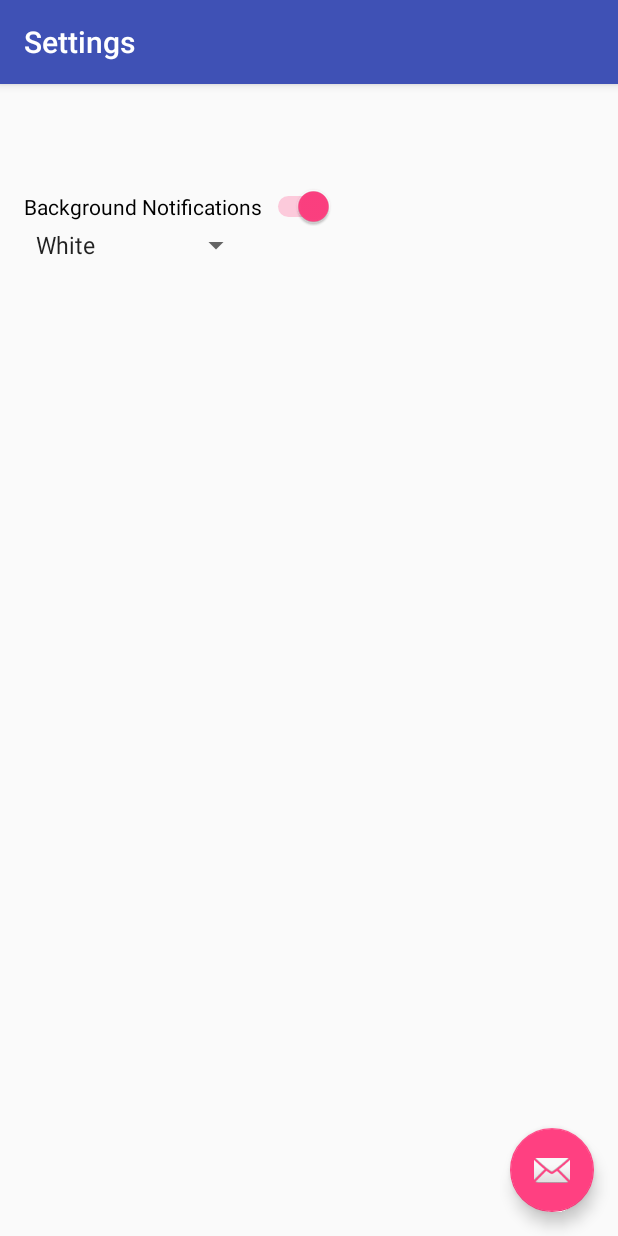
After one commit to zihaozhu0025/RedditTagNotifier, an Android app: the Settings screen opened directly, with no data from a screen before it, on a phone screen of 412 x 824 dp. The commit adds this screen. Run offline under Robolectric (Android 15) with nearby library versions, the phone set to English and light mode, and no system bars.

Commit message:
please work

```diff
--- a/app/build.gradle
+++ b/app/build.gradle
@@ -22,6 +22,7 @@ android {
 dependencies {
     compile fileTree(include: ['*.jar'], dir: 'libs')
     testCompile 'junit:junit:4.12'
+    compile project(':gson-2.6.2')
     compile 'com.android.support:appcompat-v7:23.2.0'
-    compile project(':gson-2.6.2')
+    compile 'com.android.support:design:23.2.0'
 }
--- /dev/null
+++ b/app/src/main/java/jzjiang/reddittagnotifier/Settings.java
@@ -0,0 +1,54 @@
+package jzjiang.reddittagnotifier;
+
+import android.os.Bundle;
+import android.support.design.widget.FloatingActionButton;
+import android.support.design.widget.Snackbar;
+import android.support.v7.app.AppCompatActivity;
+import android.support.v7.widget.Toolbar;
+import android.view.View;
+import android.widget.*;
+import android.util.*;
+
+public class Settings extends AppCompatActivity {
+
+    private final String TASK = "Settings";
+    @Override
+    protected void onCreate(Bundle savedInstanceState) {
+        super.onCreate(savedInstanceState);
+        setContentView(R.layout.activity_settings);
+        Toolbar toolbar = (Toolbar) findViewById(R.id.toolbar);
+        setSupportActionBar(toolbar);
+
+        FloatingActionButton fab = (FloatingActionButton) findViewById(R.id.fab);
+        fab.setOnClickListener(new View.OnClickListener() {
+            @Override
+            public void onClick(View view) {
+                Snackbar.make(view, "Replace with your own action", Snackbar.LENGTH_LONG)
+                        .setAction("Action", null).show();
+            }
+        });
+        Switch muteSwitch = (Switch)findViewById(R.id.MuteSwitch);
+        muteSwitch.setChecked(true);
+        muteSwitch.setOnCheckedChangeListener(new CompoundButton.OnCheckedChangeListener() {
+
+            @Override
+            public void onCheckedChanged(CompoundButton buttonView,
+                                         boolean isChecked) {
+
+                MainActivity.bgOn = isChecked;
+
+            }
+        });
+        Spinner bgSelect = (Spinner)findViewById(R.id.BackGroundSelect);
+        bgSelect.setOnItemSelectedListener(new AdapterView.OnItemSelectedListener() {
+            public void onItemSelected(AdapterView<?> parent, View v, int position, long id) {
+                MainActivity.currentBg = parent.getItemAtPosition(position).toString();
+            }
+
+            public void onNothingSelected(AdapterView<?> arg0) {
+
+            }
+        });
+    }
+
+}
--- /dev/null
+++ b/app/src/main/res/layout/activity_settings.xml
@@ -0,0 +1,34 @@
+<?xml version="1.0" encoding="utf-8"?>
+<android.support.design.widget.CoordinatorLayout xmlns:android="http://schemas.android.com/apk/res/android"
+    xmlns:app="http://schemas.android.com/apk/res-auto"
+    xmlns:tools="http://schemas.android.com/tools"
+    android:layout_width="match_parent"
+    android:layout_height="match_parent"
+    android:fitsSystemWindows="true"
+    tools:context="jzjiang.reddittagnotifier.Settings">
+
+    <android.support.design.widget.AppBarLayout
+        android:layout_width="match_parent"
+        android:layout_height="wrap_content"
+        android:theme="@style/AppTheme.AppBarOverlay">
+
+        <android.support.v7.widget.Toolbar
+            android:id="@+id/toolbar"
+            android:layout_width="match_parent"
+            android:layout_height="?attr/actionBarSize"
+            android:background="?attr/colorPrimary"
+            app:popupTheme="@style/AppTheme.PopupOverlay" />
+
+    </android.support.design.widget.AppBarLayout>
+
+    <include layout="@layout/content_settings" />
+
+    <android.support.design.widget.FloatingActionButton
+        android:id="@+id/fab"
+        android:layout_width="wrap_content"
+        android:layout_height="wrap_content"
+        android:layout_gravity="bottom|end"
+        android:layout_margin="@dimen/fab_margin"
+        android:src="@android:drawable/ic_dialog_email" />
+
+</android.support.design.widget.CoordinatorLayout>
--- /dev/null
+++ b/app/src/main/res/layout/content_settings.xml
@@ -0,0 +1,36 @@
+<?xml version="1.0" encoding="utf-8"?>
+<RelativeLayout xmlns:android="http://schemas.android.com/apk/res/android"
+    xmlns:app="http://schemas.android.com/apk/res-auto"
+    xmlns:tools="http://schemas.android.com/tools"
+    android:layout_width="match_parent"
+    android:layout_height="match_parent"
+    android:paddingBottom="@dimen/activity_vertical_margin"
+    android:paddingLeft="@dimen/activity_horizontal_margin"
+    android:paddingRight="@dimen/activity_horizontal_margin"
+    android:paddingTop="@dimen/activity_vertical_margin"
+    app:layout_behavior="@string/appbar_scrolling_view_behavior"
+    tools:context="jzjiang.reddittagnotifier.Settings"
+    tools:showIn="@layout/activity_settings">
+
+    <Switch
+        android:layout_width="wrap_content"
+        android:layout_height="wrap_content"
+        android:text="Background Notifications"
+        android:id="@+id/MuteSwitch"
+        android:checked="false"
+        android:layout_alignParentTop="true"
+        android:layout_alignParentLeft="true"
+        android:layout_alignParentStart="true"
+        android:layout_marginTop="52dp" />
+
+    <Spinner
+        android:layout_width="wrap_content"
+        android:layout_height="wrap_content"
+        android:id="@+id/BackGroundSelect"
+        android:layout_below="@+id/MuteSwitch"
+        android:layout_alignParentLeft="true"
+        android:layout_alignParentStart="true"
+        android:spinnerMode="dropdown"
+        android:entries="@array/backgroundOptions"></Spinner>
+
+</RelativeLayout>
--- /dev/null
+++ b/app/src/main/res/values-v21/styles.xml
@@ -0,0 +1,9 @@
+<resources>>
+
+    <style name="AppTheme.NoActionBar">
+        <item name="windowActionBar">false</item>
+        <item name="windowNoTitle">true</item>
+        <item name="android:windowDrawsSystemBarBackgrounds">true</item>
+        <item name="android:statusBarColor">@android:color/transparent</item>
+    </style>
+</resources>
--- a/app/src/main/res/values/dimens.xml
+++ b/app/src/main/res/values/dimens.xml
@@ -2,4 +2,5 @@
     <!-- Default screen margins, per the Android Design guidelines. -->
     <dimen name="activity_horizontal_margin">16dp</dimen>
     <dimen name="activity_vertical_margin">16dp</dimen>
+    <dimen name="fab_margin">16dp</dimen>
 </resources>
--- a/app/src/main/res/values/strings.xml
+++ b/app/src/main/res/values/strings.xml
@@ -1,4 +1,11 @@
 <resources>
     <string name="app_name">RedditTagNotifier</string>
     <string name="action_settings">Settings</string>
+    <string name="title_activity_settings">Settings</string>
+    <string name="title_activity_tracks">Tracks</string>
+    <string-array name="backgroundOptions">
+        <item>White</item>
+        <item>Black</item>
+        <item>HHHSidebar</item>
+    </string-array>
 </resources>
--- a/app/src/main/res/values/styles.xml
+++ b/app/src/main/res/values/styles.xml
@@ -8,4 +8,13 @@
         <item name="colorAccent">@color/colorAccent</item>
     </style>
 
+    <style name="AppTheme.NoActionBar">
+        <item name="windowActionBar">false</item>
+        <item name="windowNoTitle">true</item>
+    </style>
+
+    <style name="AppTheme.AppBarOverlay" parent="ThemeOverlay.AppCompat.Dark.ActionBar" />
+
+    <style name="AppTheme.PopupOverlay" parent="ThemeOverlay.AppCompat.Light" />
+
 </resources>
```
Also changed, not shown: app/src/main/AndroidManifest.xml (+7 -1 lines), app/src/main/java/jzjiang/reddittagnotifier/JsonParsing.java (+28 -17 lines), app/src/main/java/jzjiang/reddittagnotifier/MainActivity.java (+23 -2 lines), app/src/main/java/jzjiang/reddittagnotifier/RTNService.java (+8 -8 lines), app/src/main/res/layout/activity_main.xml (+15 -24 lines), 3 other files.
